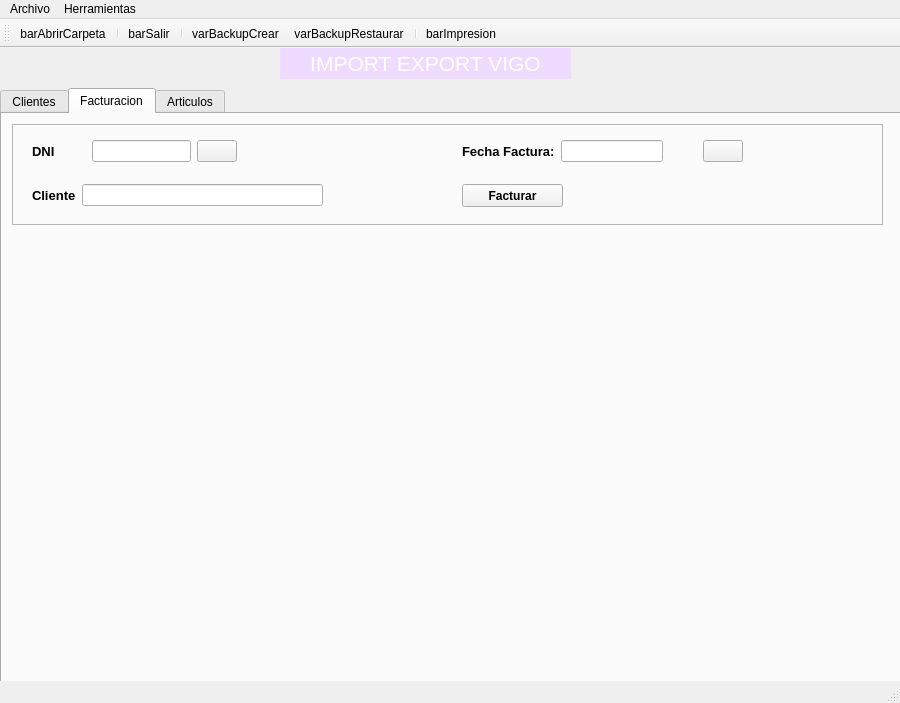
Old version of the form window.ui in the repository PortelaAtenea/BasicInterface.
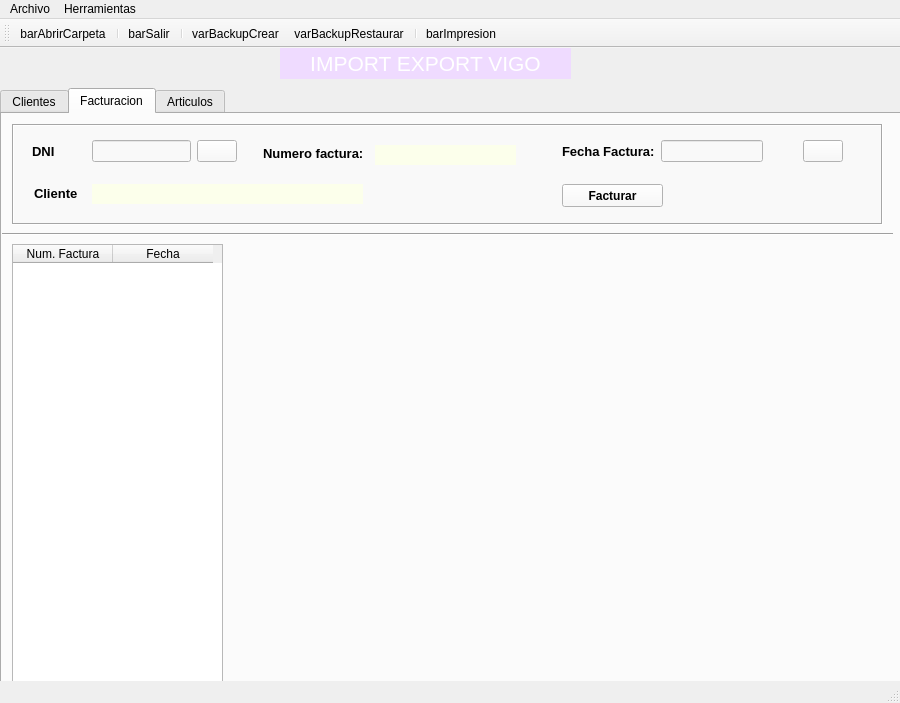
New version of the form. Icons and pictures are not drawn.

```diff
--- a/window.ui
+++ b/window.ui
@@ -707,16 +707,20 @@
         <height>101</height>
        </rect>
       </property>
+      <property name="styleSheet">
+       <string notr="true">background-color: rgb(231, 231, 231);
+background-color: rgb(249, 249, 249);</string>
+      </property>
       <property name="frameShape">
-       <enum>QFrame::StyledPanel</enum>
+       <enum>QFrame::Box</enum>
       </property>
       <property name="frameShadow">
-       <enum>QFrame::Raised</enum>
+       <enum>QFrame::Sunken</enum>
       </property>
       <widget class="QPushButton" name="btnFacturar">
        <property name="geometry">
         <rect>
-         <x>450</x>
+         <x>550</x>
          <y>60</y>
          <width>101</width>
          <height>23</height>
@@ -732,7 +736,7 @@
         <string>Facturar</string>
        </property>
       </widget>
-      <widget class="QWidget" name="">
+      <widget class="QWidget" name="layoutWidget">
        <property name="geometry">
         <rect>
          <x>20</x>
@@ -791,10 +795,10 @@
         </item>
        </layout>
       </widget>
-      <widget class="QWidget" name="">
+      <widget class="QWidget" name="layoutWidget">
        <property name="geometry">
         <rect>
-         <x>450</x>
+         <x>550</x>
          <y>10</y>
          <width>281</width>
          <height>34</height>
@@ -850,35 +854,141 @@
         </item>
        </layout>
       </widget>
-      <widget class="QWidget" name="">
+      <widget class="QLabel" name="lblNombreApel">
        <property name="geometry">
         <rect>
-         <x>20</x>
+         <x>80</x>
          <y>60</y>
-         <width>291</width>
-         <height>22</height>
+         <width>271</width>
+         <height>20</height>
         </rect>
        </property>
-       <layout class="QHBoxLayout" name="horizontalLayout_4">
-        <item>
-         <widget class="QLabel" name="lblApel_2">
-          <property name="font">
-           <font>
-            <pointsize>10</pointsize>
-            <weight>75</weight>
-            <bold>true</bold>
-           </font>
-          </property>
-          <property name="text">
-           <string>Cliente</string>
-          </property>
-         </widget>
-        </item>
-        <item>
-         <widget class="QLineEdit" name="txtCliFac"/>
-        </item>
-       </layout>
+       <property name="font">
+        <font>
+         <pointsize>10</pointsize>
+         <weight>50</weight>
+         <bold>false</bold>
+        </font>
+       </property>
+       <property name="styleSheet">
+        <string notr="true">background-color: rgb(240, 240, 240);
+background-color: rgb(252, 255, 235);</string>
+       </property>
+       <property name="text">
+        <string/>
+       </property>
       </widget>
+      <widget class="QLabel" name="lblApel_2">
+       <property name="geometry">
+        <rect>
+         <x>22</x>
+         <y>61</y>
+         <width>44</width>
+         <height>16</height>
+        </rect>
+       </property>
+       <property name="font">
+        <font>
+         <pointsize>10</pointsize>
+         <weight>75</weight>
+         <bold>true</bold>
+        </font>
+       </property>
+       <property name="text">
+        <string>Cliente</string>
+       </property>
+      </widget>
+      <widget class="QLabel" name="lblApel_4">
+       <property name="geometry">
+        <rect>
+         <x>251</x>
+         <y>21</y>
+         <width>106</width>
+         <height>16</height>
+        </rect>
+       </property>
+       <property name="font">
+        <font>
+         <pointsize>10</pointsize>
+         <weight>75</weight>
+         <bold>true</bold>
+        </font>
+       </property>
+       <property name="text">
+        <string>Numero factura:</string>
+       </property>
+      </widget>
+      <widget class="QLabel" name="lblNumFac">
+       <property name="enabled">
+        <bool>true</bool>
+       </property>
+       <property name="geometry">
+        <rect>
+         <x>363</x>
+         <y>21</y>
+         <width>141</width>
+         <height>20</height>
+        </rect>
+       </property>
+       <property name="font">
+        <font>
+         <pointsize>10</pointsize>
+         <weight>50</weight>
+         <bold>false</bold>
+        </font>
+       </property>
+       <property name="styleSheet">
+        <string notr="true">background-color: rgb(240, 240, 240);
+background-color: rgb(252, 255, 235);</string>
+       </property>
+       <property name="text">
+        <string/>
+       </property>
+      </widget>
+     </widget>
+     <widget class="Line" name="line_3">
+      <property name="geometry">
+       <rect>
+        <x>0</x>
+        <y>110</y>
+        <width>891</width>
+        <height>20</height>
+       </rect>
+      </property>
+      <property name="orientation">
+       <enum>Qt::Horizontal</enum>
+      </property>
+     </widget>
+     <widget class="QTableWidget" name="tabFac">
+      <property name="geometry">
+       <rect>
+        <x>10</x>
+        <y>130</y>
+        <width>211</width>
+        <height>441</height>
+       </rect>
+      </property>
+      <property name="font">
+       <font>
+        <pointsize>9</pointsize>
+       </font>
+      </property>
+      <property name="alternatingRowColors">
+       <bool>true</bool>
+      </property>
+      <attribute name="verticalHeaderDefaultSectionSize">
+       <number>40</number>
+      </attribute>
+      <column>
+       <property name="text">
+        <string>Num. Factura</string>
+       </property>
+      </column>
+      <column>
+       <property name="text">
+        <string>Fecha</string>
+       </property>
+      </column>
      </widget>
     </widget>
     <widget class="QWidget" name="tabArticulos">
```
Left out of the diff: 26 changed lines with no effect on the pictures.
